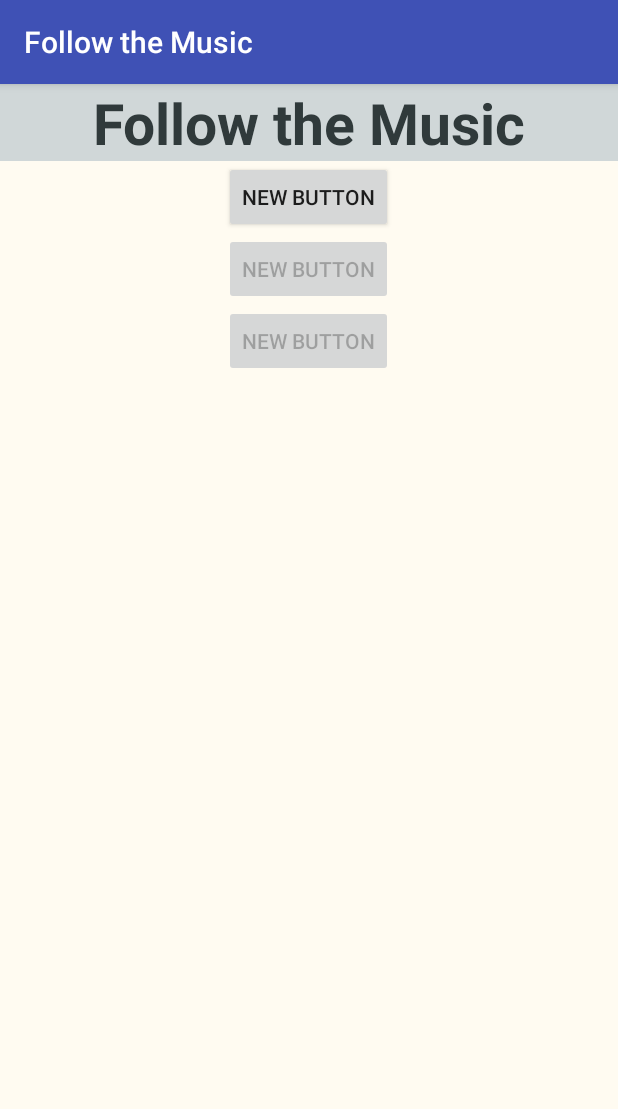
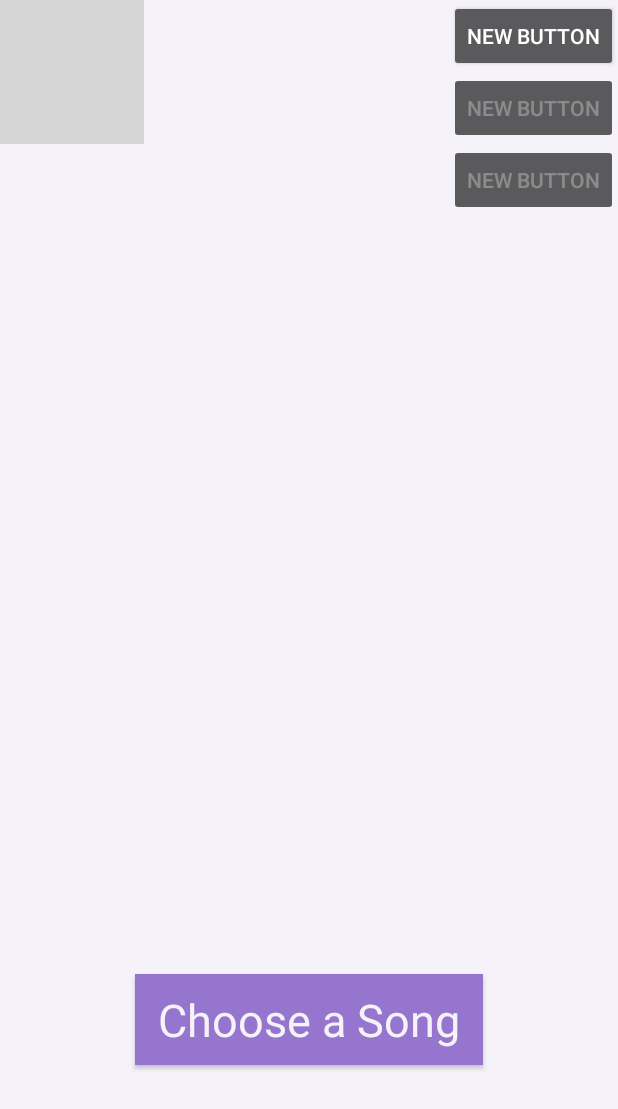
Before and after one commit to JesperHenriksen/PageTurner, an Android app: the screen it shows after launch (MainActivity), on a phone screen of 412 x 824 dp. Shown: the top 1109 px of the screen. Run offline under Robolectric (Android 15) with nearby library versions, the phone set to English and light mode, and no system bars; grey boxes are pictures that could not be loaded.

Commit message:
Started UI front page (List)

```diff
--- a/app/src/main/res/layout/activity_main.xml
+++ b/app/src/main/res/layout/activity_main.xml
@@ -6,31 +6,15 @@
     xmlns:tools="http://schemas.android.com/tools"
     android:fitsSystemWindows="true"
     tools:context="com.example.jesper.pageturner.MainActivity"
-    android:background="#fffbf1">
+    android:background="#f5f2f9">
 
 
-
-    <TextView
-        android:id="@+id/Headline"
-        android:layout_width="match_parent"
+    <ImageView
+        android:layout_width="wrap_content"
         android:layout_height="wrap_content"
-        android:textAppearance="?android:attr/textAppearanceLarge"
-        android:text="Follow the Music"
-        android:background="#d0d7d8"
-        android:fontFamily="Roboto"
-        android:textColor="#303a3b"
-        android:textSize="38dp"
-        android:textStyle="bold"
-        android:textAlignment="center"
-        android:layout_marginRight="0dp" />
-
-
-    <ListView
-        android:id="@+id/songList"
-        android:layout_width="wrap_content"
-        android:layout_height="match_parent"
-        android:layout_below="@id/Headline">
-    </ListView>
+        android:id="@+id/imageView"
+        android:src="@drawable/lightbg"
+        />
 
     <Button
         android:layout_width="wrap_content"
@@ -38,7 +22,8 @@
         android:text="New Button"
         android:id="@+id/button"
         android:layout_below="@+id/Headline"
-        android:layout_centerHorizontal="true" />
+        android:layout_alignParentRight="true"
+        android:layout_alignParentEnd="true" />
 
     <Button
         android:layout_width="wrap_content"
@@ -58,4 +43,24 @@
         android:layout_alignLeft="@+id/button2"
         android:layout_alignStart="@+id/button2" />
 
+    <Button
+        android:layout_width="wrap_content"
+        android:layout_height="wrap_content"
+
+        android:text="Choose a Song"
+        android:id="@+id/choosesongbutton"
+        android:layout_alignParentBottom="true"
+        android:layout_centerHorizontal="true"
+        android:layout_marginBottom="114dp"
+        android:textColor="#f5f2f9"
+        android:textSize="30dp"
+        android:fontFamily="roboto"
+        android:textAllCaps="false"
+        android:background="#9575cd"
+        android:paddingTop="10dp"
+        android:paddingBottom="10dp"
+        android:paddingRight="15dp"
+        android:paddingLeft="15dp"
+        android:onClick="startChooseSongActivity"/>
+
 </RelativeLayout>
--- a/app/src/main/res/values/styles.xml
+++ b/app/src/main/res/values/styles.xml
@@ -17,4 +17,8 @@
 
     <style name="AppTheme.PopupOverlay" parent="ThemeOverlay.AppCompat.Light" />
 
+    <style name="AppBarOverlay" parent="ThemeOverlay.AppCompat.Dark.ActionBar" />
+
+    <style name="PopupOverlay" parent="ThemeOverlay.AppCompat.Light" />
+
 </resources>
```
Also changed, not shown: app/src/main/AndroidManifest.xml (+7 -7 lines), app/src/main/java/com/example/jesper/pageturner/ChooseSong.java (added, +39 -0 lines), app/src/main/java/com/example/jesper/pageturner/MainActivity.java (+11 -1 lines), app/src/main/res/layout/activity_choose_song.xml (added, +34 -0 lines), app/src/main/res/layout/activity_recorder_page.xml (+0 -21 lines), app/src/main/res/layout/content_choose_song.xml (added, +68 -0 lines), app/src/main/res/values/strings.xml (+7 -0 lines).
